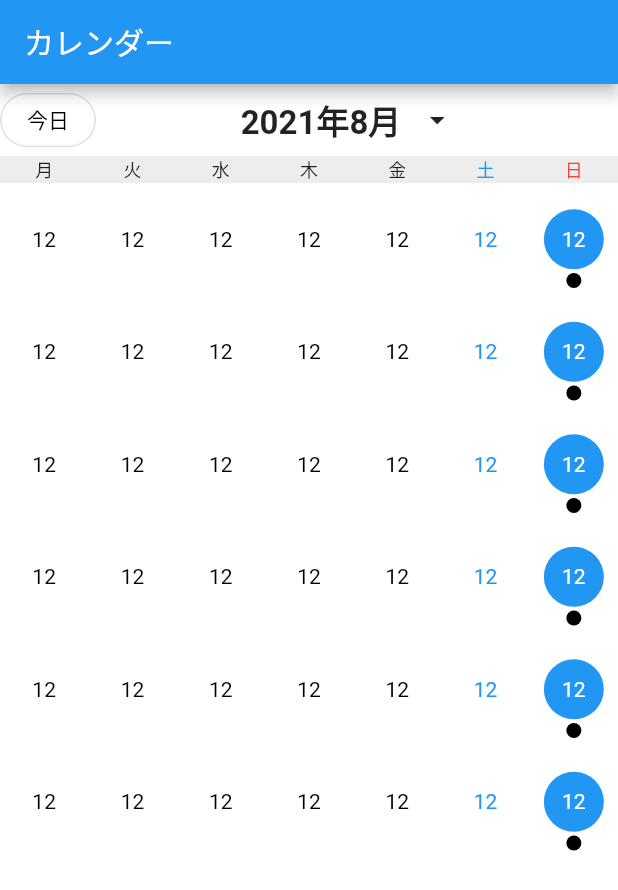
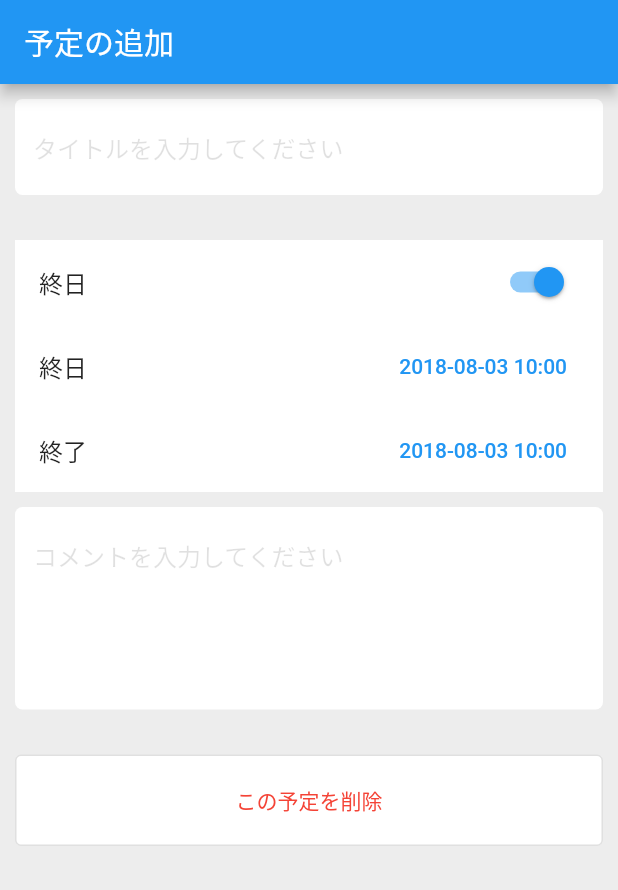
Before and after one commit to daisukemaki1003/stv_test, a Flutter app: the screen it shows after launch, on a phone screen of 412 x 824 dp. Shown: the top 890 px of the screen. Run offline on Flutter 3.47's test engine with Material 2 defaults, Android fonts, the phone set to English and light mode, and no system bars.

Commit message:
[add] スケジュール編集画面

```diff
--- a/lib/constraints/color.dart
+++ b/lib/constraints/color.dart
@@ -6,3 +6,4 @@ const sundayTextColor = Colors.red;
 
 /// 週ヘッダー内のバックグラウンドカラー
 const weekHeaderColor = Color.fromARGB(255, 237, 237, 237);
+const defaultColor = Color.fromARGB(255, 237, 237, 237);
--- a/lib/main.dart
+++ b/lib/main.dart
@@ -1,5 +1,6 @@
 import 'package:flutter/material.dart';
 import 'package:stv_test/view/calendar.dart';
+import 'package:stv_test/view/schedule_editor.dart';
 
 void main() {
   runApp(const MyApp());
@@ -15,7 +16,8 @@ class MyApp extends StatelessWidget {
       theme: ThemeData(
         primarySwatch: Colors.blue,
       ),
-      home: const CalendarPage(),
+      // home: const CalendarPage(),
+      home: const ScheduleEditor(),
     );
   }
 }
--- /dev/null
+++ b/lib/view/schedule_editor.dart
@@ -0,0 +1,127 @@
+import 'package:flutter/material.dart';
+import 'package:stv_test/constraints/color.dart';
+
+class ScheduleEditor extends StatelessWidget {
+  const ScheduleEditor({super.key});
+
+  @override
+  Widget build(BuildContext context) {
+    return Scaffold(
+      backgroundColor: defaultColor,
+      appBar: AppBar(title: const Text("予定の追加")),
+      body: SingleChildScrollView(
+        child: Padding(
+          padding: const EdgeInsets.symmetric(horizontal: 10, vertical: 10),
+          child: Column(
+            children: [
+              /// タイトル
+              Padding(
+                padding: const EdgeInsets.only(bottom: 30),
+                child: titleInputField(),
+              ),
+
+              /// 予定日選択
+              scheduledDateSelectionTile(),
+
+              /// コメント
+              Padding(
+                padding: const EdgeInsets.only(top: 10),
+                child: commentInputField(),
+              ),
+
+              /// 削除ボタン
+              Padding(
+                padding: const EdgeInsets.only(top: 30),
+                child: deleteButton(),
+              )
+            ],
+          ),
+        ),
+      ),
+    );
+  }
+
+  Widget deleteButton() {
+    return SizedBox(
+      width: double.infinity,
+      child: OutlinedButton(
+        style: TextButton.styleFrom(
+          backgroundColor: Colors.white,
+          padding: const EdgeInsets.symmetric(vertical: 20),
+        ),
+        onPressed: () {},
+        child: const Text(
+          'この予定を削除',
+          style: TextStyle(color: Colors.red),
+        ),
+      ),
+    );
+  }
+
+  Widget commentInputField() {
+    return TextFormField(
+      minLines: 5,
+      maxLines: 15,
+      decoration: InputDecoration(
+        hintText: 'コメントを入力してください',
+        hintStyle: const TextStyle(color: Colors.black12),
+        fillColor: Colors.white,
+        filled: true,
+        border: OutlineInputBorder(
+          borderRadius: BorderRadius.circular(5),
+          borderSide: BorderSide.none,
+        ),
+        focusedBorder: const OutlineInputBorder(
+          borderSide: BorderSide(width: 2.0, color: Colors.blue),
+        ),
+      ),
+    );
+  }
+
+  Widget scheduledDateSelectionTile() {
+    return Container(
+      color: Colors.white,
+      child: Column(
+        children: [
+          SwitchListTile(
+            value: true,
+            title: const Text("終日"),
+            onChanged: (bool value) {},
+          ),
+          ListTile(
+            title: const Text("終日"),
+            trailing: TextButton(
+              onPressed: () {},
+              child: const Text("2018-08-03 10:00"),
+            ),
+          ),
+          ListTile(
+            title: const Text("終了"),
+            trailing: TextButton(
+              onPressed: () {},
+              child: const Text("2018-08-03 10:00"),
+            ),
+          ),
+        ],
+      ),
+    );
+  }
+
+  Widget titleInputField() {
+    return TextFormField(
+      decoration: InputDecoration(
+        hintText: 'タイトルを入力してください',
+        hintStyle: const TextStyle(color: Colors.black12),
+        fillColor: Colors.white,
+        filled: true,
+        border: OutlineInputBorder(
+          borderRadius: BorderRadius.circular(5),
+          borderSide: BorderSide.none,
+        ),
+        focusedBorder: const OutlineInputBorder(
+          borderSide: BorderSide(width: 2.0, color: Colors.blue),
+        ),
+      ),
+    );
+  }
+}
```
